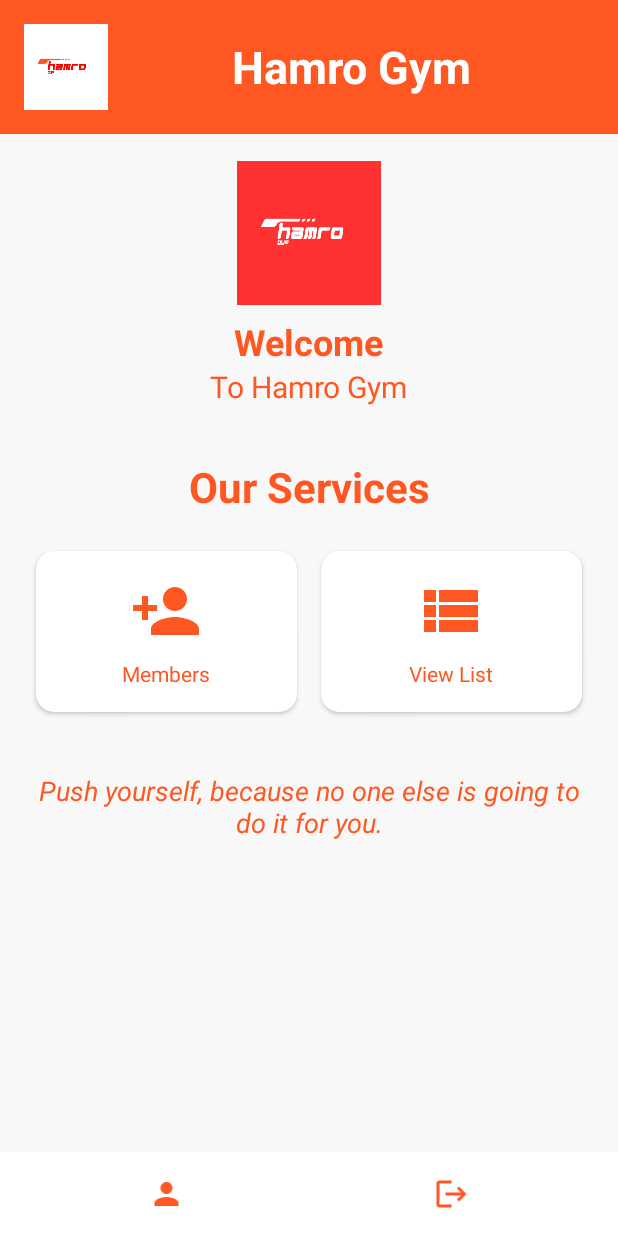
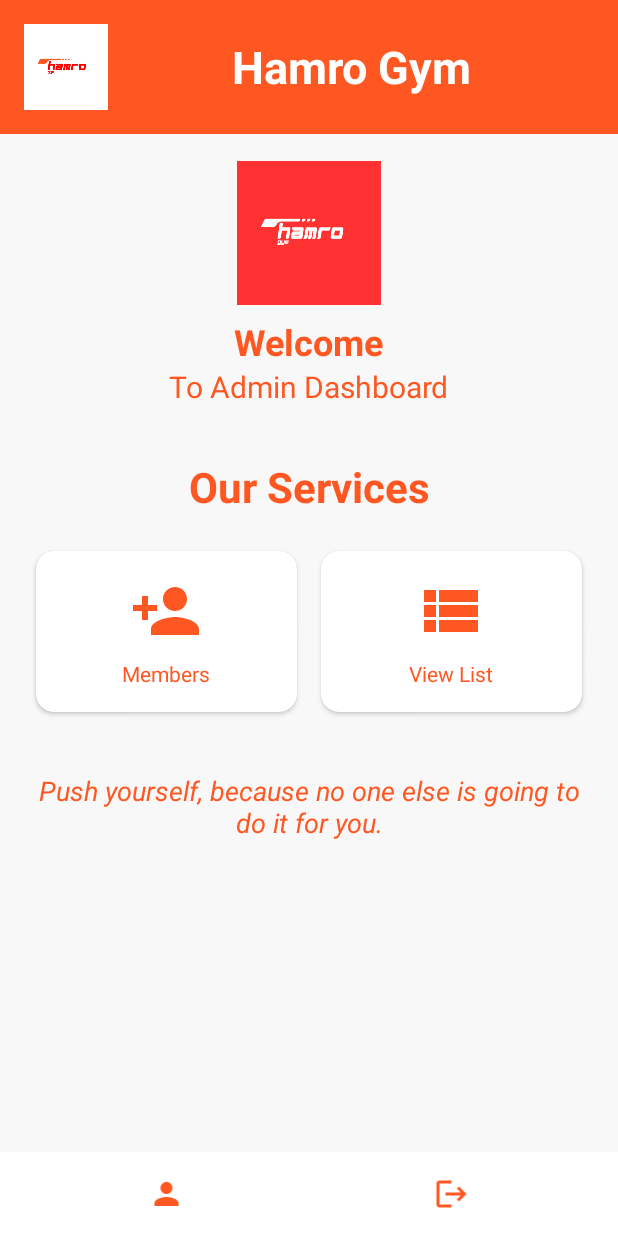
Before and after one commit to Rabindra-Bhattarai/Kotlin-ind., an Android app: the DashboardActivity screen opened directly, with no data from a screen before it, on a phone screen of 412 x 824 dp. Run offline under Robolectric (Android 15) with nearby library versions, the phone set to English and light mode, and no system bars.

```diff
--- a/app/src/main/res/layout/activity_dashboard.xml
+++ b/app/src/main/res/layout/activity_dashboard.xml
@@ -79,7 +79,7 @@
                 <TextView
                     android:layout_width="wrap_content"
                     android:layout_height="wrap_content"
-                    android:text="To Hamro Gym"
+                    android:text="To Admin Dashboard"
                     android:textColor="@color/red"
                     android:textSize="20sp" />
             </LinearLayout>
```
